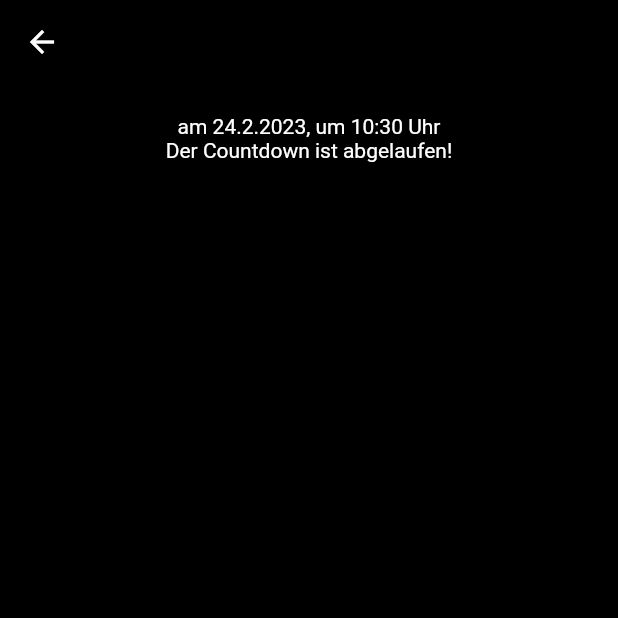
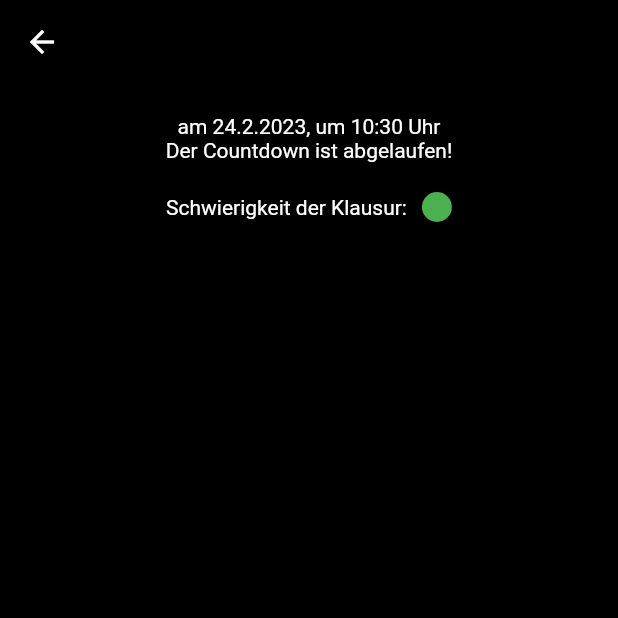
Before and after one commit to JohannesF99/mobile_application_3, a Flutter app: the ReminderScreen screen opened directly with empty values, on a phone screen of 412 x 824 dp, the top half of it. Run offline on Flutter 3.47's test engine with Material 2 defaults, Android fonts, the phone set to English and light mode, and no system bars; drawn by our look-alikes of flutter_countdown_timer; our stand-ins replace flutter_datetime_picker, shared_preferences, sqflite; accounts and stored records are empty.

Commit message:
displayed difficulty in the reminder tile and screen

```diff
--- a/lib/screen/ReminderScreen.dart
+++ b/lib/screen/ReminderScreen.dart
@@ -1,6 +1,7 @@
 import 'package:flutter/material.dart';
 import 'package:mobile_application_3/util/DateTimeUtil.dart';
 import 'package:mobile_application_3/util/CountDownUtil.dart';
+import 'package:mobile_application_3/widget/DifficultyCircle.dart';
 
 import '../model/Reminder.dart';
 
@@ -28,6 +29,15 @@ class _ReminderScreen extends State<ReminderScreen> {
             const Divider(height: 20, color: Colors.transparent),
             Text(widget.reminder.date.toReadable()),
             CountDownUtil.inGerman(widget.reminder.date),
+            const Divider(height: 20, color: Colors.transparent),
+            Row(
+              mainAxisAlignment: MainAxisAlignment.center,
+              children: [
+                const Text("Schwierigkeit der Klausur:"),
+                const Divider(indent: 10, color: Colors.transparent),
+                DifficultyCircle(difficulty: widget.reminder.difficulty),
+              ],
+            )
           ],
         ),
       )
```
Also changed, not shown: lib/widget/ReminderTile.dart (+13 -3 lines).
